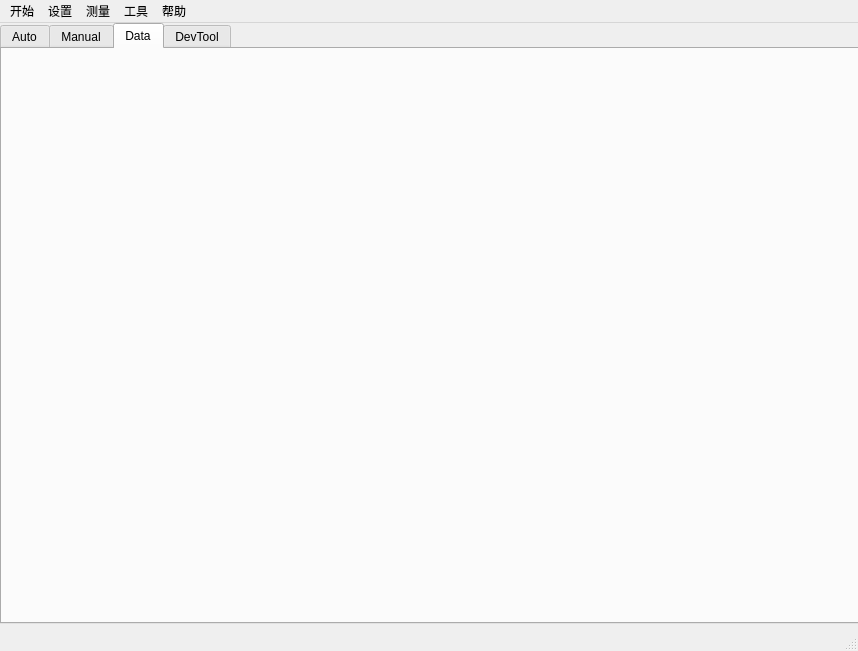
This is mainwindow.ui in xuli2020sj/GammaDetctionSystem9 as Qt 5 draws it before an edit. The edited form follows.
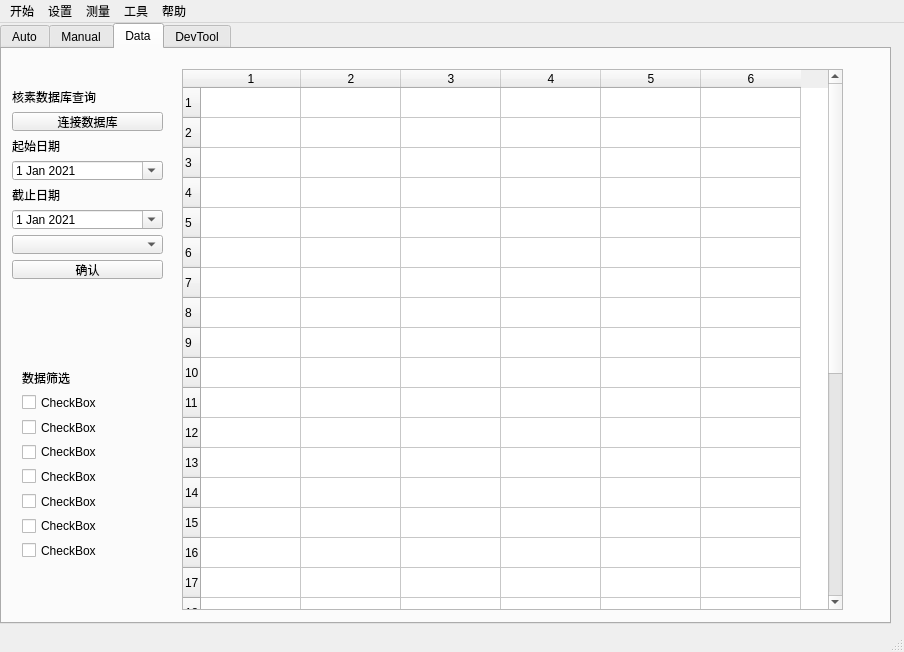
This is the edited form. The open tabs and pages were chosen to show the change.

What changed in the file:
```diff
--- a/mainwindow.ui
+++ b/mainwindow.ui
@@ -6,8 +6,8 @@
    <rect>
     <x>0</x>
     <y>0</y>
-    <width>858</width>
-    <height>651</height>
+    <width>904</width>
+    <height>652</height>
    </rect>
   </property>
   <property name="windowTitle">
@@ -127,41 +127,6 @@
         <number>24</number>
        </property>
       </widget>
-      <widget class="QWidget" name="gridLayoutWidget">
-       <property name="geometry">
-        <rect>
-         <x>50</x>
-         <y>480</y>
-         <width>328</width>
-         <height>73</height>
-        </rect>
-       </property>
-       <layout class="QGridLayout" name="gridLayout">
-        <item row="0" column="0">
-         <widget class="QLabel" name="label">
-          <property name="font">
-           <font>
-            <family>Arial</family>
-            <pointsize>12</pointsize>
-           </font>
-          </property>
-          <property name="text">
-           <string>测量用时</string>
-          </property>
-         </widget>
-        </item>
-        <item row="0" column="1">
-         <widget class="QTextBrowser" name="textBrowser">
-          <property name="sizePolicy">
-           <sizepolicy hsizetype="Fixed" vsizetype="Expanding">
-            <horstretch>0</horstretch>
-            <verstretch>0</verstretch>
-           </sizepolicy>
-          </property>
-         </widget>
-        </item>
-       </layout>
-      </widget>
       <widget class="QWidget" name="gridLayoutWidget_2">
        <property name="geometry">
         <rect>
@@ -209,6 +174,229 @@
      <attribute name="title">
       <string>Data</string>
      </attribute>
+     <widget class="QWidget" name="gridLayoutWidget_5">
+      <property name="geometry">
+       <rect>
+        <x>10</x>
+        <y>39</y>
+        <width>151</width>
+        <height>192</height>
+       </rect>
+      </property>
+      <layout class="QGridLayout" name="gridLayout_5">
+       <item row="0" column="0">
+        <widget class="QLabel" name="label_5">
+         <property name="sizePolicy">
+          <sizepolicy hsizetype="Expanding" vsizetype="Expanding">
+           <horstretch>0</horstretch>
+           <verstretch>0</verstretch>
+          </sizepolicy>
+         </property>
+         <property name="text">
+          <string>核素数据库查询</string>
+         </property>
+        </widget>
+       </item>
+       <item row="1" column="0">
+        <widget class="QPushButton" name="pushButton_12">
+         <property name="text">
+          <string>连接数据库</string>
+         </property>
+        </widget>
+       </item>
+       <item row="5" column="0">
+        <widget class="QLabel" name="label_13">
+         <property name="text">
+          <string>截止日期</string>
+         </property>
+        </widget>
+       </item>
+       <item row="4" column="0">
+        <widget class="QDateEdit" name="dateEdit">
+         <property name="dateTime">
+          <datetime>
+           <hour>0</hour>
+           <minute>0</minute>
+           <second>0</second>
+           <year>2021</year>
+           <month>1</month>
+           <day>1</day>
+          </datetime>
+         </property>
+         <property name="calendarPopup">
+          <bool>true</bool>
+         </property>
+        </widget>
+       </item>
+       <item row="8" column="0">
+        <widget class="QPushButton" name="pushButton_13">
+         <property name="text">
+          <string>确认</string>
+         </property>
+        </widget>
+       </item>
+       <item row="3" column="0">
+        <widget class="QLabel" name="label">
+         <property name="text">
+          <string>起始日期</string>
+         </property>
+        </widget>
+       </item>
+       <item row="7" column="0">
+        <widget class="QComboBox" name="comboBox_2"/>
+       </item>
+       <item row="2" column="0">
+        <spacer name="verticalSpacer">
+         <property name="orientation">
+          <enum>Qt::Vertical</enum>
+         </property>
+         <property name="sizeHint" stdset="0">
+          <size>
+           <width>20</width>
+           <height>40</height>
+          </size>
+         </property>
+        </spacer>
+       </item>
+       <item row="6" column="0">
+        <widget class="QDateEdit" name="dateEdit_2">
+         <property name="dateTime">
+          <datetime>
+           <hour>0</hour>
+           <minute>0</minute>
+           <second>0</second>
+           <year>2021</year>
+           <month>1</month>
+           <day>1</day>
+          </datetime>
+         </property>
+         <property name="calendarPopup">
+          <bool>true</bool>
+         </property>
+        </widget>
+       </item>
+      </layout>
+     </widget>
+     <widget class="QWidget" name="verticalLayoutWidget">
+      <property name="geometry">
+       <rect>
+        <x>20</x>
+        <y>320</y>
+        <width>111</width>
+        <height>191</height>
+       </rect>
+      </property>
+      <layout class="QVBoxLayout" name="verticalLayout">
+       <item>
+        <widget class="QLabel" name="label_6">
+         <property name="text">
+          <string>数据筛选</string>
+         </property>
+        </widget>
+       </item>
+       <item>
+        <widget class="QCheckBox" name="checkBox">
+         <property name="text">
+          <string>CheckBox</string>
+         </property>
+        </widget>
+       </item>
+       <item>
+        <widget class="QCheckBox" name="checkBox_2">
+         <property name="text">
+          <string>CheckBox</string>
+         </property>
+        </widget>
+       </item>
+       <item>
+        <widget class="QCheckBox" name="checkBox_3">
+         <property name="text">
+          <string>CheckBox</string>
+         </property>
+        </widget>
+       </item>
+       <item>
+        <widget class="QCheckBox" name="checkBox_4">
+         <property name="text">
+          <string>CheckBox</string>
+         </property>
+        </widget>
+       </item>
+       <item>
+        <widget class="QCheckBox" name="checkBox_5">
+         <property name="text">
+          <string>CheckBox</string>
+         </property>
+        </widget>
+       </item>
+       <item>
+        <widget class="QCheckBox" name="checkBox_6">
+         <property name="text">
+          <string>CheckBox</string>
+         </property>
+        </widget>
+       </item>
+       <item>
+        <widget class="QCheckBox" name="checkBox_7">
+         <property name="text">
+          <string>CheckBox</string>
+         </property>
+        </widget>
+       </item>
+      </layout>
+     </widget>
+     <widget class="QTableWidget" name="tableWidget_2">
+      <property name="geometry">
+       <rect>
+        <x>180</x>
+        <y>20</y>
+        <width>661</width>
+        <height>541</height>
+       </rect>
+      </property>
+      <property name="rowCount">
+       <number>30</number>
+      </property>
+      <property name="columnCount">
+       <number>6</number>
+      </property>
+      <row/>
+      <row/>
+      <row/>
+      <row/>
+      <row/>
+      <row/>
+      <row/>
+      <row/>
+      <row/>
+      <row/>
+      <row/>
+      <row/>
+      <row/>
+      <row/>
+      <row/>
+      <row/>
+      <row/>
+      <row/>
+      <row/>
+      <row/>
+      <row/>
+      <row/>
+      <row/>
+      <row/>
+      <row/>
+      <row/>
+      <row/>
+      <row/>
+      <row/>
+      <row/>
+      <column/>
+      <column/>
+      <column/>
+      <column/>
+      <column/>
+      <column/>
+     </widget>
     </widget>
     <widget class="QWidget" name="tab_4">
      <attribute name="title">
@@ -535,7 +723,7 @@
     <rect>
      <x>0</x>
      <y>0</y>
-     <width>858</width>
+     <width>904</width>
      <height>23</height>
     </rect>
    </property>
```
Left out of the diff: 258 changed lines with no effect on the pictures.
